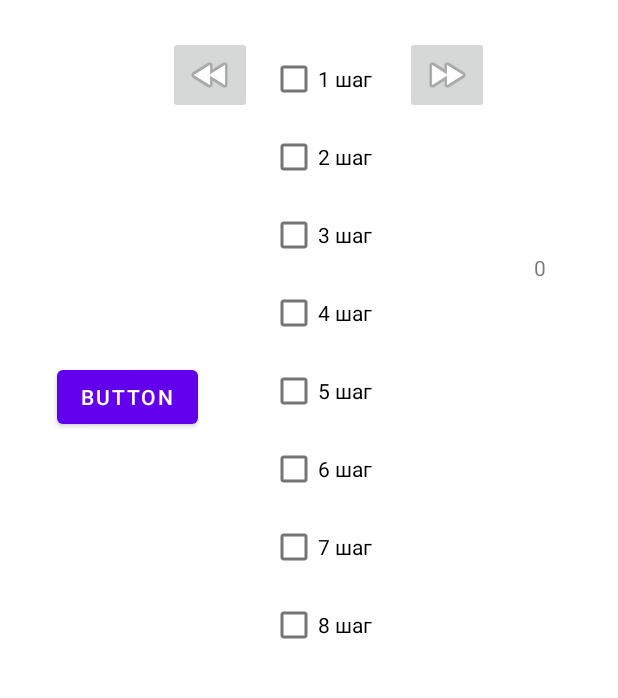
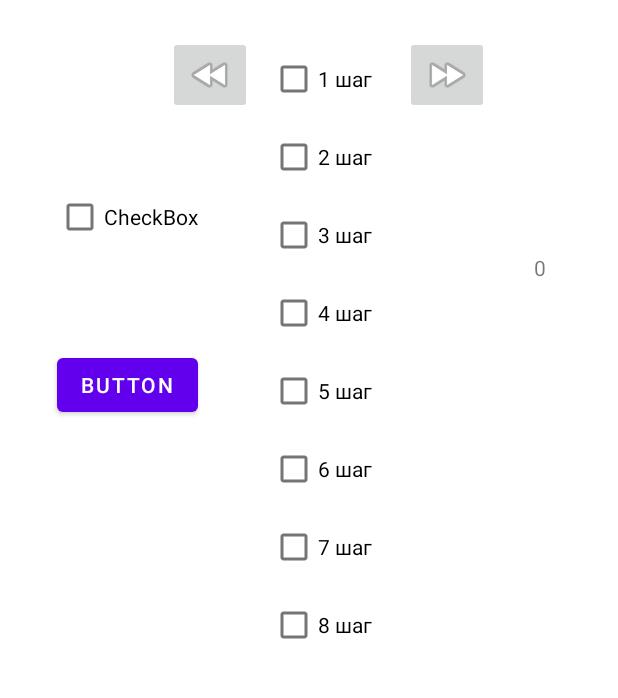
Before and after one commit to RaddeNNN/tracker, an Android app: the screen it shows after launch (MainActivity), on a phone screen of 412 x 824 dp, the part 257-955 px from its top. Run offline under Robolectric (Android 15) with nearby library versions, the phone set to English and light mode, and no system bars; libraries missing offline, so code that uses them is left out: javax.sound.sampled.

```diff
--- a/app/src/main/res/layout/activity_main.xml
+++ b/app/src/main/res/layout/activity_main.xml
@@ -206,10 +206,21 @@
         android:id="@+id/button"
         android:layout_width="wrap_content"
         android:layout_height="wrap_content"
-        android:layout_marginTop="412dp"
+        android:layout_marginTop="404dp"
         android:layout_marginEnd="280dp"
+        android:onClick="OnClick"
         android:text="Button"
+        app:layout_constraintEnd_toEndOf="parent"
+        app:layout_constraintTop_toTopOf="parent" />
+
+    <CheckBox
+        android:id="@+id/checkBox9"
+        android:layout_width="wrap_content"
+        android:layout_height="wrap_content"
+        android:layout_marginTop="292dp"
+        android:layout_marginEnd="280dp"
         android:onClick="OnClick"
+        android:text="CheckBox"
         app:layout_constraintEnd_toEndOf="parent"
         app:layout_constraintTop_toTopOf="parent" />
 
```
Also changed, not shown: app/src/main/java/com/example/secondapp3/AudioFiles.java (+8 -6 lines), app/src/main/java/com/example/secondapp3/MainActivity.java (+66 -8 lines), app/src/main/java/com/example/secondapp3/TimerForDelay.java (added).
